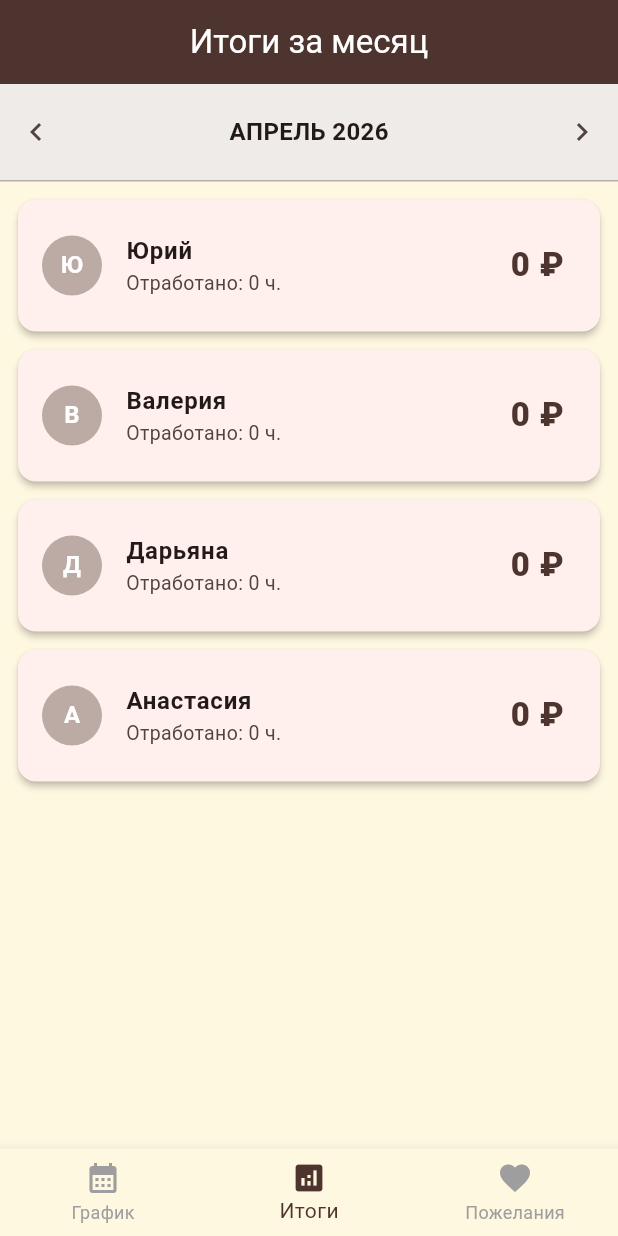
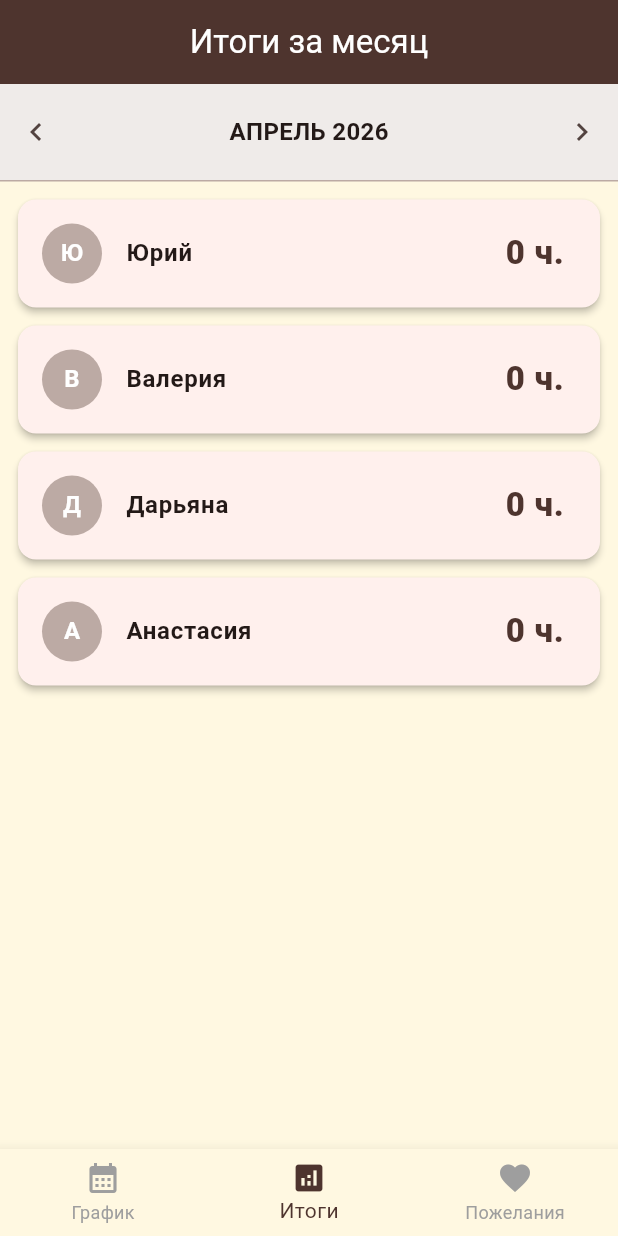
Before and after one commit to yuraertsev-blip/-, a Flutter app: the screen it shows after launch, item 2 of the bottom bar chosen, on a phone screen of 412 x 824 dp. Run offline on Flutter 3.47's test engine with Material 3 defaults, Android fonts, the phone set to English and light mode, and no system bars; our stand-ins replace cloud_firestore, firebase_core; accounts and stored records are empty.

Commit message:
Update main.dart

```diff
--- a/lib/main.dart
+++ b/lib/main.dart
@@ -3,7 +3,6 @@ import 'package:intl/intl.dart';
 import 'package:intl/date_symbol_data_local.dart';
 import 'package:firebase_core/firebase_core.dart';
 import 'package:cloud_firestore/cloud_firestore.dart';
-
 const firebaseOptions = FirebaseOptions(
   apiKey: "AIzaSyC0rFOiAx5LEpT-6s9Bc8sxNtc59RfsOcM",
   authDomain: "u-coffee.firebaseapp.com",
@@ -14,42 +13,26 @@ const firebaseOptions = FirebaseOptions(
   appId: "1:971000964907:web:b1e9271ca53fbfff6ac76e",
   measurementId: "G-M5HM5H2D75"
 );
-
 void main() async {
   WidgetsFlutterBinding.ensureInitialized();
   await initializeDateFormatting('ru_RU', null);
   await Firebase.initializeApp(options: firebaseOptions);
   runApp(const MockApp());
 }
-
 // ==========================================
 // Модели и Стейт (Синхронизация Firebase Firestore)
 // ==========================================
-
 enum ShiftType { none, full, morning, evening }
 enum PrefType { none, ready, readyAfter15, readyBefore15, notReady }
-
 class AppState extends ChangeNotifier {
   final List<String> baristas = ['Юрий', 'Валерия', 'Дарьяна', 'Анастасия'];
-
-  // Ставки для расчета зарплаты (оптимизация)
-  final Map<String, double> rates = {
-    'Юрий': 350.0,
-    'Валерия': 300.0,
-    'Дарьяна': 280.0,
-    'Анастасия': 280.0,
-  };
-
   Map<String, Map<String, ShiftType>> shifts = {};
   Map<String, Map<String, PrefType>> prefs = {};
   List<String> auditLogs = [];
-
   final FirebaseFirestore _db = FirebaseFirestore.instance;
-
   AppState() {
     _initStreams();
   }
-
   void _initStreams() {
     // 1. Слушаем смены онлайн
     _db.collection('settings').doc('shifts').snapshots().listen((snap) {
@@ -65,7 +48,6 @@ class AppState extends ChangeNotifier {
         notifyListeners();
       }
     });
-
     // 2. Слушаем пожелания онлайн
     _db.collection('settings').doc('prefs').snapshots().listen((snap) {
       if (snap.exists) {
@@ -80,20 +62,16 @@ class AppState extends ChangeNotifier {
         notifyListeners();
       }
     });
-
     // 3. Слушаем историю изменений
     _db.collection('logs').orderBy('time', descending: true).limit(50).snapshots().listen((snap) {
       auditLogs = snap.docs.map((doc) => doc.data()['text'] as String).toList();
       notifyListeners();
     });
   }
-
   String _dateKey(DateTime d) => DateFormat('yyyy-MM-dd').format(d);
-
   Future<void> toggleShift(String barista, DateTime date) async {
     String key = _dateKey(date);
     ShiftType current = shifts[barista]?[key] ?? ShiftType.none;
-
     ShiftType next;
     String actionName;
     switch (current) {
@@ -102,17 +80,14 @@ class AppState extends ChangeNotifier {
       case ShiftType.morning: next = ShiftType.evening; actionName = 'Вечер'; break;
       case ShiftType.evening: next = ShiftType.none; actionName = 'Снята смена'; break;
     }
-
-    // Оптимистичное обновление UI
+    // Оптимистичное обновление UI (чтобы мигало сразу, а потом улетало в базу)
     if (!shifts.containsKey(barista)) shifts[barista] = {};
     shifts[barista]![key] = next;
     notifyListeners();
-
-    // ИСПРАВЛЕНИЕ: Сохранение в базу через точечную нотацию
+    // Сохранение в базу
     await _db.collection('settings').doc('shifts').set({
-      '$barista.$key': next.index
+      barista: { key: next.index }
     }, SetOptions(merge: true));
-
     final timeStr = DateFormat('HH:mm').format(DateTime.now());
     final dateStr = DateFormat('dd.MM').format(date);
     await _db.collection('logs').add({
@@ -120,11 +95,9 @@ class AppState extends ChangeNotifier {
       'time': FieldValue.serverTimestamp(),
     });
   }
-
   Future<void> togglePref(String barista, DateTime date) async {
     String key = _dateKey(date);
     PrefType current = prefs[barista]?[key] ?? PrefType.none;
-
     PrefType next;
     switch (current) {
       case PrefType.none: next = PrefType.ready; break;
@@ -133,26 +106,21 @@ class AppState extends ChangeNotifier {
       case PrefType.readyBefore15: next = PrefType.notReady; break;
       case PrefType.notReady: next = PrefType.none; break;
     }
-
     // Оптимистичное обновление UI
     if (!prefs.containsKey(barista)) prefs[barista] = {};
     prefs[barista]![key] = next;
     notifyListeners();
-
-    // ИСПРАВЛЕНИЕ: Сохранение в базу через точечную нотацию
+    // Сохранение в базу
     await _db.collection('settings').doc('prefs').set({
-      '$barista.$key': next.index
+      barista: { key: next.index }
     }, SetOptions(merge: true));
   }
-
   ShiftType getShift(String barista, DateTime date) {
     return shifts[barista]?[_dateKey(date)] ?? ShiftType.none;
   }
-
   PrefType getPref(String barista, DateTime date) {
     return prefs[barista]?[_dateKey(date)] ?? PrefType.none;
   }
-
   double getHoursForMonth(String barista, DateTime month) {
     if (!shifts.containsKey(barista)) return 0;
 
@@ -166,14 +134,6 @@ class AppState extends ChangeNotifier {
     });
     return totalHours;
   }
-
-  // ДОБАВЛЕНО: Расчет зарплаты для отчета
-  double getSalaryForMonth(String barista, DateTime month) {
-    double hours = getHoursForMonth(barista, month);
-    double rate = rates[barista] ?? 250.0;
-    return hours * rate;
-  }
-
   int getFullShiftsCount(String barista, DateTime month) {
     if (!shifts.containsKey(barista)) return 0;
     int count = 0;
@@ -186,14 +146,11 @@ class AppState extends ChangeNotifier {
     return count;
   }
 }
-
 // ==========================================
 // Приложение и Навигация
 // ==========================================
-
 class MockApp extends StatelessWidget {
   const MockApp({super.key});
-
   @override
   Widget build(BuildContext context) {
     return AppStateProvider(
@@ -217,34 +174,28 @@ class MockApp extends StatelessWidget {
     );
   }
 }
-
 class AppStateProvider extends InheritedNotifier<AppState> {
   const AppStateProvider({
     Key? key,
     required AppState state,
     required Widget child,
   }) : super(key: key, notifier: state, child: child);
-
   static AppState of(BuildContext context) {
     return context.dependOnInheritedWidgetOfExactType<AppStateProvider>()!.notifier!;
   }
 }
-
 class MainScreen extends StatefulWidget {
   const MainScreen({super.key});
   @override
   State<MainScreen> createState() => _MainScreenState();
 }
-
 class _MainScreenState extends State<MainScreen> {
   int _currentIndex = 0;
-
   final screens = const [
     ScheduleScreen(),
     ReportScreen(),
     PreferencesScreen(),
   ];
-
   @override
   Widget build(BuildContext context) {
     return Scaffold(
@@ -265,11 +216,9 @@ class _MainScreenState extends State<MainScreen> {
     );
   }
 }
-
 // ==========================================
 // Утилиты для Календаря
 // ==========================================
-
 class CalendarUtils {
   static List<DateTime> getDaysInWeek(DateTime month, int weekIndex) {
     int startDay = weekIndex * 7 + 1;
@@ -278,7 +227,6 @@ class CalendarUtils {
     int lastDayOfMonth = DateTime(month.year, month.month + 1, 0).day;
     if (endDay > lastDayOfMonth) endDay = lastDayOfMonth;
     if (startDay > lastDayOfMonth) return [];
-
     List<DateTime> days = [];
     for (int i = startDay; i <= endDay; i++) {
       days.add(DateTime(month.year, month.month, i));
@@ -286,31 +234,25 @@ class CalendarUtils {
     return days;
   }
 }
-
 // ==========================================
 // 1. Экран Графика
 // ==========================================
-
 class ScheduleScreen extends StatefulWidget {
   const ScheduleScreen({super.key});
   @override
   State<ScheduleScreen> createState() => _ScheduleScreenState();
 }
-
 class _ScheduleScreenState extends State<ScheduleScreen> {
   DateTime _selectedMonth = DateTime(DateTime.now().year, DateTime.now().month);
   int _selectedWeek = 0;
-
   void _nextMonth() => setState(() { _selectedMonth = DateTime(_selectedMonth.year, _selectedMonth.month + 1); _selectedWeek = 0; });
   void _prevMonth() => setState(() { _selectedMonth = DateTime(_selectedMonth.year, _selectedMonth.month - 1); _selectedWeek = 0; });
   void _setWeek(int index) => setState(() => _selectedWeek = index);
-
   @override
   Widget build(BuildContext context) {
     final state = AppStateProvider.of(context);
     final daysToRender = CalendarUtils.getDaysInWeek(_selectedMonth, _selectedWeek);
     final monthName = DateFormat('LLLL yyyy', 'ru_RU').format(_selectedMonth);
-
     return Column(
       children: [
         Container(
@@ -360,7 +302,6 @@ class _ScheduleScreenState extends State<ScheduleScreen> {
             ],
           ),
         ),
-
         Expanded(
           flex: 5,
           child: SingleChildScrollView(
@@ -403,7 +344,6 @@ class _ScheduleScreenState extends State<ScheduleScreen> {
                             case ShiftType.evening: cellColor = Colors.purple.shade300; break;
                             case ShiftType.none: cellColor = Colors.transparent; break;
                           }
-
                           return InkWell(
                             onTap: () => state.toggleShift(barista, date),
                             child: AnimatedContainer(
@@ -425,7 +365,6 @@ class _ScheduleScreenState extends State<ScheduleScreen> {
             ),
           ),
         ),
-
         Expanded(
           flex: 2,
           child: Container(
@@ -467,7 +406,6 @@ class _ScheduleScreenState extends State<ScheduleScreen> {
       ],
     );
   }
-
   Widget _legendDot(Color color, String label) {
     return Row(
       mainAxisSize: MainAxisSize.min,
@@ -478,7 +416,6 @@ class _ScheduleScreenState extends State<ScheduleScreen> {
       ],
     );
   }
-
   void _showEmployeeStats(BuildContext context, AppState state, String barista) {
     showModalBottomSheet(
       context: context,
@@ -523,7 +460,6 @@ class _ScheduleScreenState extends State<ScheduleScreen> {
       }
     );
   }
-
   Widget _statCard(String label, String value, Color color) {
     return Container(
       padding: const EdgeInsets.symmetric(vertical: 20, horizontal: 16),
@@ -538,25 +474,20 @@ class _ScheduleScreenState extends State<ScheduleScreen> {
     );
   }
 }
-
 // ==========================================
-// 2. Экран Отчетов (Добавлен расчет зарплаты)
+// 2. Экран Отчетов
 // ==========================================
-
 class ReportScreen extends StatefulWidget {
   const ReportScreen({super.key});
   @override
   State<ReportScreen> createState() => _ReportScreenState();
 }
-
 class _ReportScreenState extends State<ReportScreen> {
   DateTime _reportMonth = DateTime(DateTime.now().year, DateTime.now().month);
-
   @override
   Widget build(BuildContext context) {
     final state = AppStateProvider.of(context);
     final monthName = DateFormat('LLLL yyyy', 'ru_RU').format(_reportMonth);
-
     return Scaffold(
       appBar: AppBar(title: const Text('Итоги за месяц')),
       body: Column(
@@ -584,7 +515,6 @@ class _ReportScreenState extends State<ReportScreen> {
               itemBuilder: (context, i) {
                 String barista = state.baristas[i];
                 double hours = state.getHoursForMonth(barista, _reportMonth);
-                double salary = state.getSalaryForMonth(barista, _reportMonth);
 
                 return Card(
                   margin: const EdgeInsets.only(bottom: 12),
@@ -595,8 +525,7 @@ class _ReportScreenState extends State<ReportScreen> {
                     child: ListTile(
                       leading: CircleAvatar(backgroundColor: Colors.brown.shade200, child: Text(barista[0], style: const TextStyle(color: Colors.white, fontWeight: FontWeight.bold))),
                       title: Text(barista, style: const TextStyle(fontWeight: FontWeight.bold, fontSize: 16)),
-                      subtitle: Text('Отработано: ${hours.toStringAsFixed(0)} ч.', style: const TextStyle(fontSize: 13)),
-                      trailing: Text('${salary.toStringAsFixed(0)} ₽', style: const TextStyle(fontSize: 22, color: Color(0xFF4E342E), fontWeight: FontWeight.w900)),
+                      trailing: Text('${hours.toStringAsFixed(0)} ч.', style: const TextStyle(fontSize: 22, color: Color(0xFF4E342E), fontWeight: FontWeight.w900)),
                     ),
                   ),
                 );
@@ -608,30 +537,24 @@ class _ReportScreenState extends State<ReportScreen> {
     );
   }
 }
-
 // ==========================================
 // 3. Экран Пожеланий
 // ==========================================
-
 class PreferencesScreen extends StatefulWidget {
   const PreferencesScreen({super.key});
   @override
   State<PreferencesScreen> createState() => _PreferencesScreenState();
 }
-
 class _PreferencesScreenState extends State<PreferencesScreen> {
   String? _selectedBarista;
   DateTime _selectedMonth = DateTime(DateTime.now().year, DateTime.now().month);
   int _selectedWeek = 0;
-
   @override
   Widget build(BuildContext context) {
     final state = AppStateProvider.of(context);
     _selectedBarista ??= state.baristas.first;
-
     final daysToRender = CalendarUtils.getDaysInWeek(_selectedMonth, _selectedWeek);
     final monthName = DateFormat('LLLL yyyy', 'ru_RU').format(_selectedMonth);
-
     return Scaffold(
       appBar: AppBar(title: const Text('Мои пожелания')),
       body: Column(
@@ -683,7 +606,6 @@ class _PreferencesScreenState extends State<PreferencesScreen> {
               }),
             ),
           ),
-
           const SizedBox(height: 12),
           Wrap(
              alignment: WrapAlignment.center,
@@ -714,7 +636,6 @@ class _PreferencesScreenState extends State<PreferencesScreen> {
                   case PrefType.notReady: bg = Colors.red.shade200; statusText = "Не могу"; break;
                   case PrefType.none: bg = Colors.white; statusText = "Не выбрано"; break;
                 }
-
                 return Card(
                   margin: const EdgeInsets.only(bottom: 8),
                   color: bg,
@@ -741,7 +662,6 @@ class _PreferencesScreenState extends State<PreferencesScreen> {
       ),
     );
   }
-
   Widget _prefLegend(Color c, String text) {
      return Row(mainAxisSize: MainAxisSize.min, children: [
         Container(width: 14, height: 14, decoration: BoxDecoration(color: c, borderRadius: BorderRadius.circular(4))),
```
